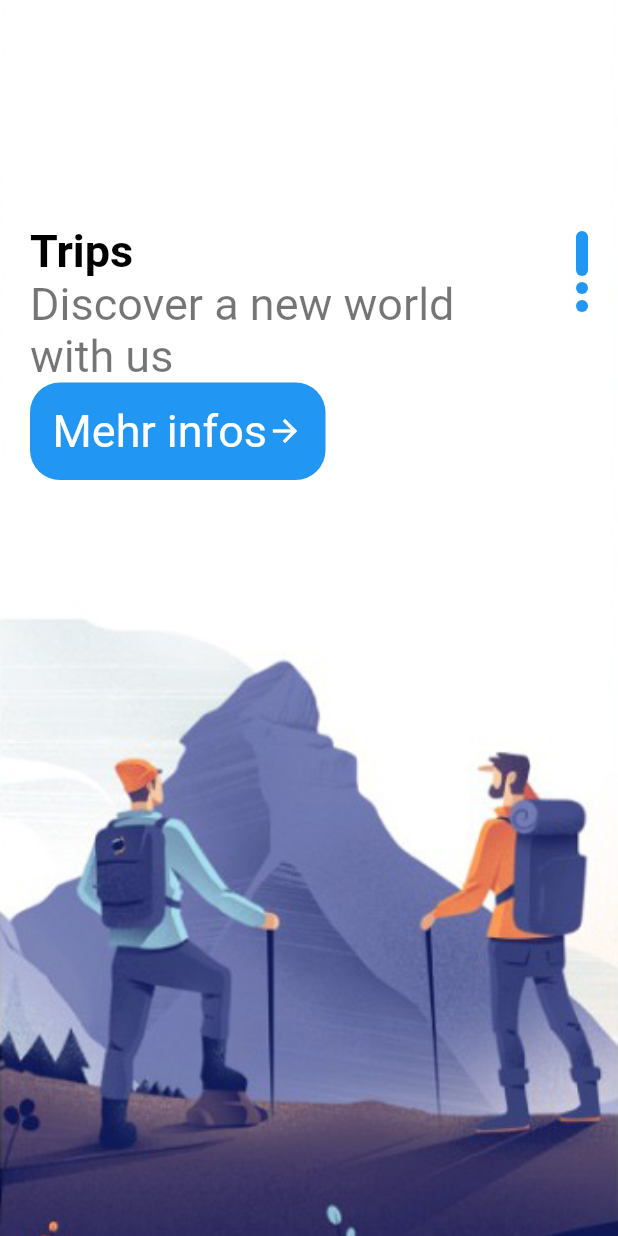
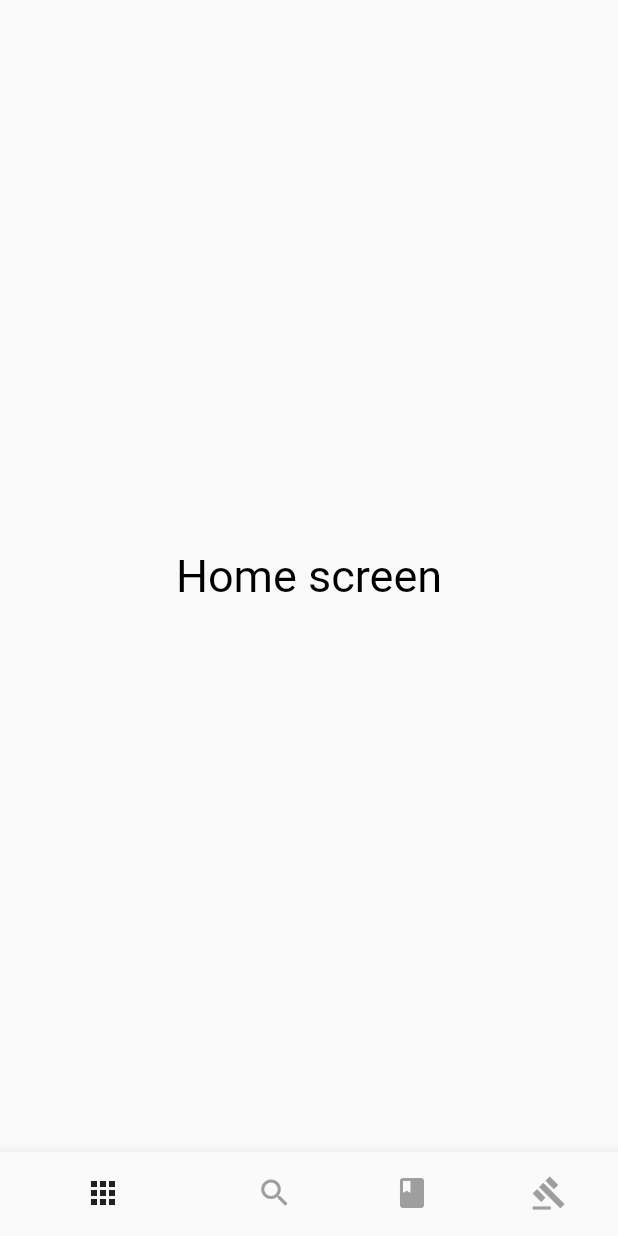
Before and after one commit to pedramRoosta/traveler, a Flutter app: the screen it shows after launch, on a phone screen of 412 x 824 dp. Run offline on Flutter 3.47's test engine with Material 2 defaults, Android fonts, the phone set to English and light mode, and no system bars; our stand-ins replace flutter_bloc, get_it, injectable.

Commit message:
- implement the structure - implement base structure - implement page templates

```diff
--- /dev/null
+++ b/lib/bases/base_state.dart
@@ -0,0 +1 @@
+abstract class BaseState {}
--- /dev/null
+++ b/lib/bases/base_view.dart
@@ -0,0 +1,22 @@
+import 'package:flutter/material.dart';
+import 'package:traveler/bases/base_view_model.dart';
+import 'package:traveler/components/nav_bar/nav_bar_v.dart';
+import 'package:traveler/setup.dart';
+
+abstract class BaseView<T extends BaseViewModel> extends StatelessWidget {
+  BaseView({Key? key}) : super(key: key) {
+    viewModel = locateService<T>();
+  }
+  late final T viewModel;
+  @override
+  Widget build(BuildContext context) {
+    return MaterialApp(
+      home: Scaffold(
+        bottomNavigationBar: const NavBar(),
+        body: buildBody(context),
+      ),
+    );
+  }
+
+  Widget buildBody(BuildContext context);
+}
--- /dev/null
+++ b/lib/bases/base_view_model.dart
@@ -0,0 +1,6 @@
+import 'package:flutter_bloc/flutter_bloc.dart';
+import 'package:traveler/bases/base_state.dart';
+
+abstract class BaseViewModel<T extends BaseState> extends Cubit<T> {
+  BaseViewModel(T initialState) : super(initialState);
+}
--- /dev/null
+++ b/lib/components/nav_bar/nav_bar_m.dart
@@ -0,0 +1,3 @@
+import 'package:traveler/bases/base_state.dart';
+
+class NavBarState extends BaseState {}
--- /dev/null
+++ b/lib/components/nav_bar/nav_bar_v.dart
@@ -0,0 +1,41 @@
+import 'package:flutter/material.dart';
+
+class NavBar extends StatelessWidget {
+  const NavBar({Key? key}) : super(key: key);
+
+  @override
+  Widget build(BuildContext context) {
+    return BottomNavigationBar(
+      selectedItemColor: Colors.grey.shade900,
+      unselectedItemColor: Colors.grey.shade500,
+      showSelectedLabels: false,
+      showUnselectedLabels: false,
+      items: buildItem(),
+    );
+  }
+
+  List<BottomNavigationBarItem> buildItem() {
+    final items = <BottomNavigationBarItem>[];
+    const icons = <IconData>[
+      Icons.apps,
+      Icons.search,
+      Icons.book,
+      Icons.gavel,
+    ];
+    const labels = <String>[
+      'Icons.apps',
+      'Icons.search',
+      'Icons.book',
+      'Icons.gavel',
+    ];
+    for (var i = 0; i < icons.length; i++) {
+      items.add(
+        BottomNavigationBarItem(
+          label: labels[i],
+          icon: Icon(icons[i]),
+        ),
+      );
+    }
+    return items;
+  }
+}
--- /dev/null
+++ b/lib/components/nav_bar/nav_bar_vm.dart
@@ -0,0 +1,6 @@
+import 'package:traveler/bases/base_view_model.dart';
+import 'package:traveler/components/nav_bar/nav_bar_m.dart';
+
+class NavBarViewModel extends BaseViewModel<NavBarState> {
+  NavBarViewModel(NavBarState initialState) : super(initialState);
+}
--- a/lib/main.dart
+++ b/lib/main.dart
@@ -1,17 +1,8 @@
 import 'package:flutter/material.dart';
-import 'package:traveler/screen/welcome/welcome.dart';
+import 'package:traveler/screen/home/home_v.dart';
+import 'package:traveler/setup.dart';
 
 void main() {
-  runApp(const Home());
+  configureDependencies();
+  runApp(HomeView());
 }
-
-class Home extends StatelessWidget {
-  const Home({Key? key}) : super(key: key);
-
-  @override
-  Widget build(BuildContext context) {
-    return const MaterialApp(
-      home: Welcome(),
-    );
-  }
-}
--- /dev/null
+++ b/lib/screen/home/home_m.dart
@@ -0,0 +1,3 @@
+import 'package:traveler/bases/base_state.dart';
+
+class HomeModel extends BaseState {}
--- a/lib/widgets/button.dart
+++ b/lib/widgets/button.dart
@@ -10,7 +10,7 @@ class AppButton extends StatelessWidget {
   @override
   Widget build(BuildContext context) {
     return Container(
-      padding: EdgeInsets.all(15),
+      padding: const EdgeInsets.all(10),
       decoration: BoxDecoration(
         borderRadius: BorderRadius.circular(20),
         color: Colors.blue,
```
Also changed, not shown: lib/screen/about/about.dart (added, +14 -0 lines), lib/screen/destination/destination.dart (added, +14 -0 lines), lib/screen/home/home_v.dart (added, +22 -0 lines), lib/screen/home/home_vm.dart (added, +8 -0 lines), lib/setup.dart (added, +8 -0 lines), pubspec.yaml (+5 -26 lines), lib/setup.config.dart (added), pubspec.lock.
